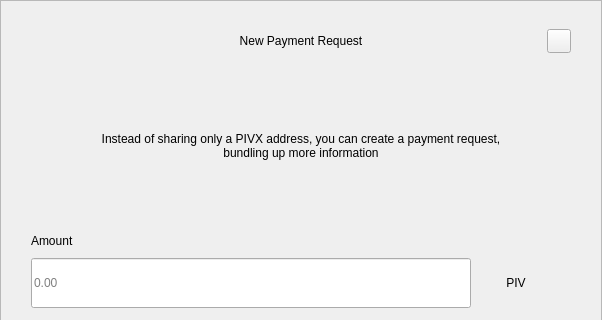
cimelli/RpdSource, file src/qt/pivx/forms/requestdialog.ui: the form before one commit; both pictures show x 0 to 602 and y 0 to 320 of the 602 by 607 pixel window.
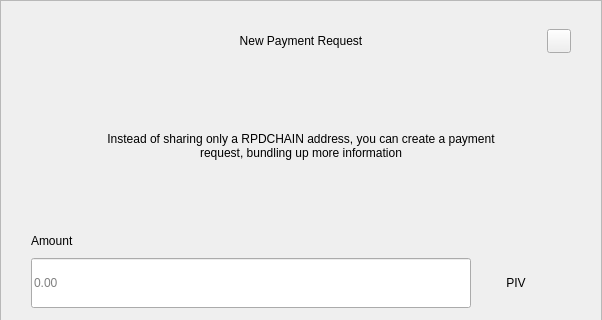
The form after the commit.

Diff of the .ui file:
```diff
--- a/src/qt/pivx/forms/requestdialog.ui
+++ b/src/qt/pivx/forms/requestdialog.ui
@@ -210,7 +210,7 @@
              </size>
             </property>
             <property name="text">
-             <string>Instead of sharing only a PIVX address, you can create a payment request, bundling up more information</string>
+             <string>Instead of sharing only a RPDCHAIN address, you can create a payment request, bundling up more information</string>
             </property>
             <property name="alignment">
              <set>Qt::AlignCenter</set>
```
